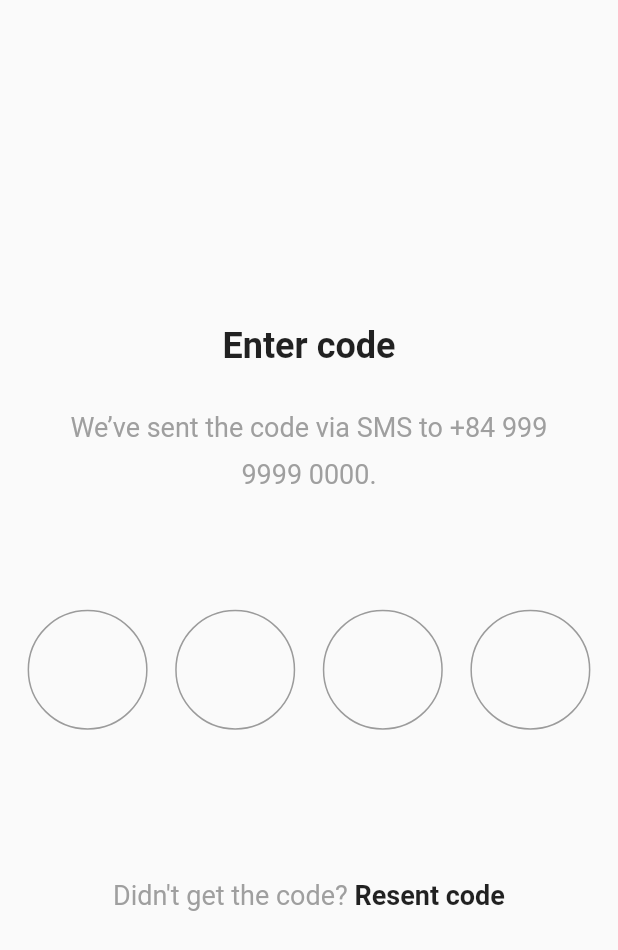
After one commit to huynhminhvangit/vdev_chat, a Flutter app: the VerifyCodePage screen opened directly, on a phone screen of 412 x 824 dp. The commit adds this screen. Shown: the top 950 px of the screen. Run offline on Flutter 3.47's test engine with Material 2 defaults, Android fonts, the phone set to English and light mode, and no system bars; our stand-ins replace flutter_dotenv.

Commit message:
add verify code page

```diff
--- a/lib/src/app.dart
+++ b/lib/src/app.dart
@@ -18,7 +18,8 @@ class _MyAppState extends State<MyApp> {
   Widget build(BuildContext context) {
     return MaterialApp(
       debugShowCheckedModeBanner: false,
-      theme: ThemeData(primaryColor: Colors.blue.shade100),
+      theme:
+          ThemeData(fontFamily: 'Roboto', primaryColor: Colors.blue.shade100),
       title: env['NAME'].toString(),
       home: env['IS_LOGIN'] != null ? HomePage() : WelcomePage(),
     );
--- a/lib/src/resources/login_page.dart
+++ b/lib/src/resources/login_page.dart
@@ -1,5 +1,6 @@
 import 'package:flutter/material.dart';
-import 'package:flutter/services.dart';
+import 'package:flutter_dotenv/flutter_dotenv.dart';
+import 'package:vdev_chat/src/resources/verify_page.dart';
 
 class LoginPage extends StatefulWidget {
   const LoginPage({Key? key}) : super(key: key);
@@ -12,7 +13,11 @@ class _LoginPageState extends State<LoginPage> {
   List<String> _options = ['Vietnam (+84)', 'Indonesia (+62)', 'Japan(+81)'];
   String _dropdownValue = 'Vietnam (+84)';
 
+  final env = dotenv.env;
+
   TextEditingController _phoneController = TextEditingController();
+
+  GlobalKey<FormState> _globalFormKey = GlobalKey<FormState>();
 
   @override
   void initState() {
@@ -28,6 +33,8 @@ class _LoginPageState extends State<LoginPage> {
         alignment: Alignment.center,
         padding: EdgeInsets.all(20),
         child: SingleChildScrollView(
+          child: Form(
+            key: _globalFormKey,
             child: Column(
               mainAxisAlignment: MainAxisAlignment.end,
               crossAxisAlignment: CrossAxisAlignment.center,
@@ -91,11 +98,9 @@ class _LoginPageState extends State<LoginPage> {
                   textInputAction: TextInputAction.send,
                   onFieldSubmitted: (String? value) {
                     print('VANG: ' + value.toString());
+                    _onLogin();
                   },
-                style: TextStyle(
-                  fontSize: 18,
-                  color: Colors.black
-                ),
+                  style: TextStyle(fontSize: 18, color: Colors.black),
                 ),
                 SizedBox(
                   height: 80,
@@ -107,7 +112,7 @@ class _LoginPageState extends State<LoginPage> {
                       borderRadius: BorderRadius.circular(30),
                     ),
                   ),
-                onPressed: () {},
+                  onPressed: _onLogin,
                   child: Container(
                     alignment: Alignment.center,
                     width: double.infinity,
@@ -122,6 +127,23 @@ class _LoginPageState extends State<LoginPage> {
             ),
           ),
         ),
+      ),
+    );
+  }
+
+  _onLogin() {
+    if (_globalFormKey.currentState!.validate()) {
+      Navigator.push(context, MaterialPageRoute(builder: gotoVerifyCode));
+    }
+  }
+
+  Widget gotoVerifyCode(BuildContext context) {
+    return MaterialApp(
+      debugShowCheckedModeBanner: false,
+      title: env['NAME'].toString(),
+      theme:
+          ThemeData(fontFamily: 'Roboto', primaryColor: Colors.blue.shade100),
+      home: VerifyCodePage(),
     );
   }
 }
--- /dev/null
+++ b/lib/src/resources/verify_page.dart
@@ -0,0 +1,184 @@
+import 'package:flutter/material.dart';
+
+class VerifyCodePage extends StatefulWidget {
+  const VerifyCodePage({Key? key}) : super(key: key);
+
+  @override
+  _VerifyCodePageState createState() => _VerifyCodePageState();
+}
+
+class _VerifyCodePageState extends State<VerifyCodePage> {
+  @override
+  Widget build(BuildContext context) {
+    return Scaffold(
+      body: Container(
+        constraints: BoxConstraints.expand(),
+        alignment: Alignment.center,
+        child: SingleChildScrollView(
+          child: Form(
+            child: Column(
+              mainAxisAlignment: MainAxisAlignment.center,
+              crossAxisAlignment: CrossAxisAlignment.center,
+              children: [
+                Text(
+                  'Enter code',
+                  style: TextStyle(fontSize: 24, fontWeight: FontWeight.bold),
+                ),
+                SizedBox(
+                  height: 30,
+                ),
+                Text(
+                  'We’ve sent the code via SMS to +84 999',
+                  style: TextStyle(fontSize: 18, color: Color(0xff9f9f9f)),
+                ),
+                SizedBox(
+                  height: 10,
+                ),
+                Text(
+                  '9999 0000.',
+                  style: TextStyle(fontSize: 18, color: Color(0xff9f9f9f)),
+                ),
+                SizedBox(
+                  height: 80,
+                ),
+                Row(
+                  mainAxisAlignment: MainAxisAlignment.spaceEvenly,
+                  crossAxisAlignment: CrossAxisAlignment.center,
+                  children: [
+                    Container(
+                      alignment: Alignment.center,
+                      width: 80,
+                      height: 80,
+                      child: TextFormField(
+                        decoration: InputDecoration(
+                          border: OutlineInputBorder(
+                            borderRadius: BorderRadius.all(
+                              Radius.circular(50),
+                            ),
+                            borderSide: BorderSide(
+                              color: Color(0xffdcdcdc),
+                              style: BorderStyle.solid,
+                              width: 1
+                            )
+                          ),
+                        ),
+                        textAlign: TextAlign.center,
+                        style: TextStyle(
+                          fontSize: 36,
+                          fontWeight: FontWeight.bold
+                        ),
+                        textInputAction: TextInputAction.next,
+                        keyboardType: TextInputType.number,
+                      ),
+                    ),
+                    Container(
+                      alignment: Alignment.center,
+                      width: 80,
+                      height: 80,
+                      child: TextFormField(
+                        decoration: InputDecoration(
+                          border: OutlineInputBorder(
+                              borderRadius: BorderRadius.all(
+                                Radius.circular(50),
+                              ),
+                              borderSide: BorderSide(
+                                  color: Color(0xffdcdcdc),
+                                  style: BorderStyle.solid,
+                                  width: 1
+                              )
+                          ),
+                        ),
+                        textAlign: TextAlign.center,
+                        style: TextStyle(
+                            fontSize: 36,
+                            fontWeight: FontWeight.bold
+                        ),
+                        textInputAction: TextInputAction.next,
+                        keyboardType: TextInputType.number,
+                      ),
+                    ),
+                    Container(
+                      alignment: Alignment.center,
+                      width: 80,
+                      height: 80,
+                      child: TextFormField(
+                        decoration: InputDecoration(
+                          border: OutlineInputBorder(
+                              borderRadius: BorderRadius.all(
+                                Radius.circular(50),
+                              ),
+                              borderSide: BorderSide(
+                                  color: Color(0xffdcdcdc),
+                                  style: BorderStyle.solid,
+                                  width: 1
+                              )
+                          ),
+                        ),
+                        textAlign: TextAlign.center,
+                        style: TextStyle(
+                            fontSize: 36,
+                            fontWeight: FontWeight.bold
+                        ),
+                        textInputAction: TextInputAction.next,
+                        keyboardType: TextInputType.number,
+                      ),
+                    ),
+                    Container(
+                      alignment: Alignment.center,
+                      width: 80,
+                      height: 80,
+                      child: TextFormField(
+                        decoration: InputDecoration(
+                          border: OutlineInputBorder(
+                              borderRadius: BorderRadius.all(
+                                Radius.circular(50),
+                              ),
+                              borderSide: BorderSide(
+                                  color: Color(0xffdcdcdc),
+                                  style: BorderStyle.solid,
+                                  width: 1
+                              )
+                          ),
+                        ),
+                        textAlign: TextAlign.center,
+                        style: TextStyle(
+                            fontSize: 36,
+                            fontWeight: FontWeight.bold
+                        ),
+                        textInputAction: TextInputAction.send,
+                        keyboardType: TextInputType.number,
+                      ),
+                    ),
+                  ],
+                ),
+                SizedBox(height: 100,),
+                Row(
+                  mainAxisAlignment: MainAxisAlignment.center,
+                  children: [
+                    Text(
+                        "Didn't get the code? ",
+                      style: TextStyle(
+                        fontSize: 18,
+                        color: Color(0xff9f9f9f)
+                      ),
+                    ),
+                    GestureDetector(
+                      onTap: (){},
+                      child: Text(
+                        'Resent code',
+                        style: TextStyle(
+                            fontSize: 18,
+                            fontWeight: FontWeight.bold
+                        ),
+                      ),
+                    ),
+                  ],
+                ),
+              ],
+            ),
+          ),
+        ),
+      ),
+    );
+  }
+}
--- a/lib/src/resources/welcome_page.dart
+++ b/lib/src/resources/welcome_page.dart
@@ -46,7 +46,9 @@ class _WelcomePageState extends State<WelcomePage> {
                 'wherever and whenever',
                 style: TextStyle(fontSize: 18, color: Color(0xff9e9e9e)),
               ),
-              SizedBox(height: 90,),
+              SizedBox(
+                height: 90,
+              ),
               ElevatedButton(
                 style: ElevatedButton.styleFrom(
                   primary: Color(0xff303030),
@@ -61,14 +63,13 @@ class _WelcomePageState extends State<WelcomePage> {
                   height: 60,
                   child: Text(
                     'Continue with phone',
-                    style: TextStyle(
-                        fontSize: 18,
-                        color: Colors.white
-                    ),
+                    style: TextStyle(fontSize: 18, color: Colors.white),
                   ),
                 ),
               ),
-              SizedBox(height: 20,)
+              SizedBox(
+                height: 20,
+              )
             ],
           ),
         ),
@@ -84,9 +85,8 @@ class _WelcomePageState extends State<WelcomePage> {
     return MaterialApp(
       debugShowCheckedModeBanner: false,
       title: env['NAME'].toString(),
-      theme: ThemeData(
-        primaryColor: Colors.blue.shade100
-      ),
+      theme:
+          ThemeData(fontFamily: 'Roboto', primaryColor: Colors.blue.shade100),
       home: LoginPage(),
     );
   }
```
Lines whose indentation alone changed are shown as unchanged.
